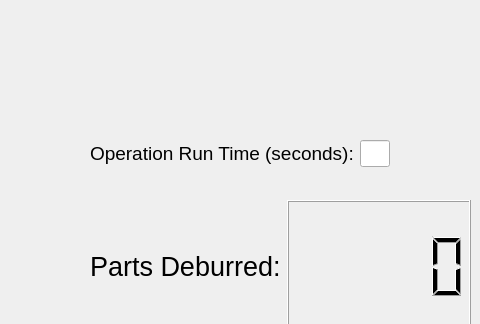
This is main_ui.ui in Brac24/AutomatedDeburr as Qt 5 draws it before an edit; both pictures show x 100 to 580 and y 0 to 324 of the 800 by 600 pixel window. The edited form follows.
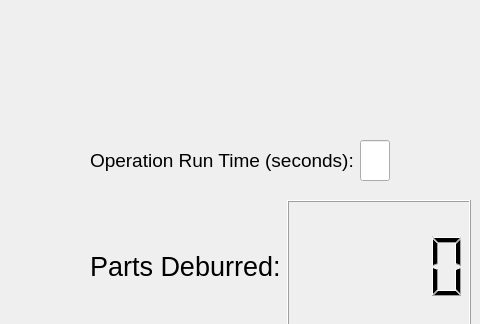
This is the edited form.

What changed in the file:
```diff
--- a/main_ui.ui
+++ b/main_ui.ui
@@ -123,7 +123,7 @@
       <x>190</x>
       <y>140</y>
       <width>301</width>
-      <height>27</height>
+      <height>41</height>
      </rect>
     </property>
     <layout class="QHBoxLayout" name="horizontalLayout_4">
```
